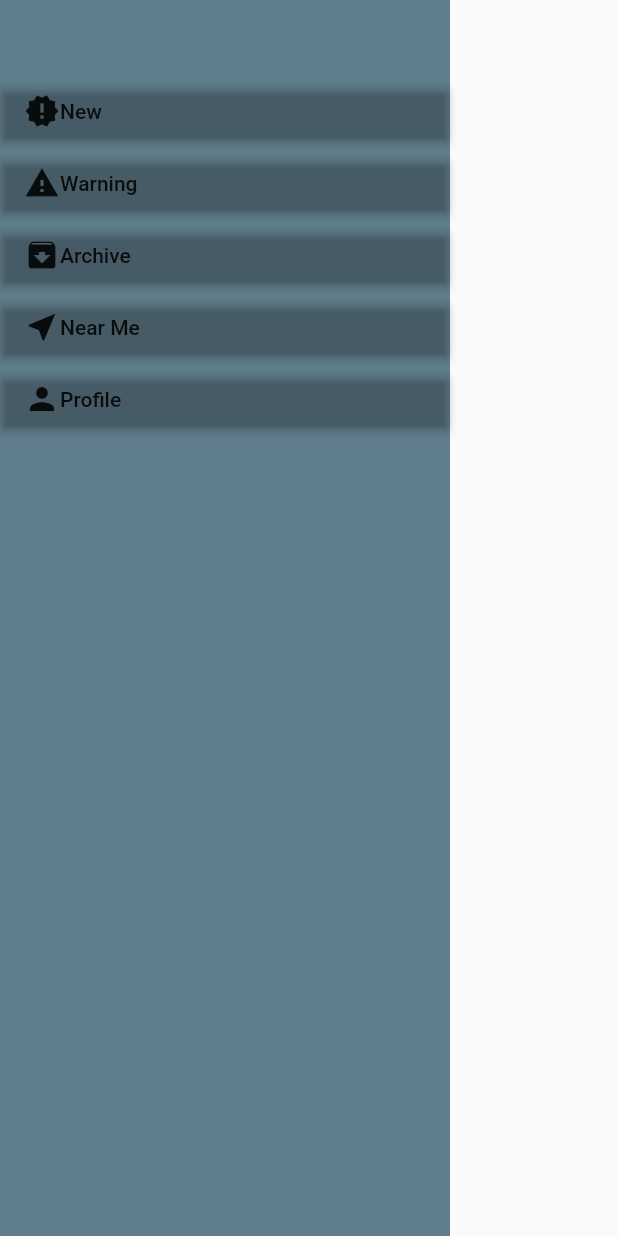
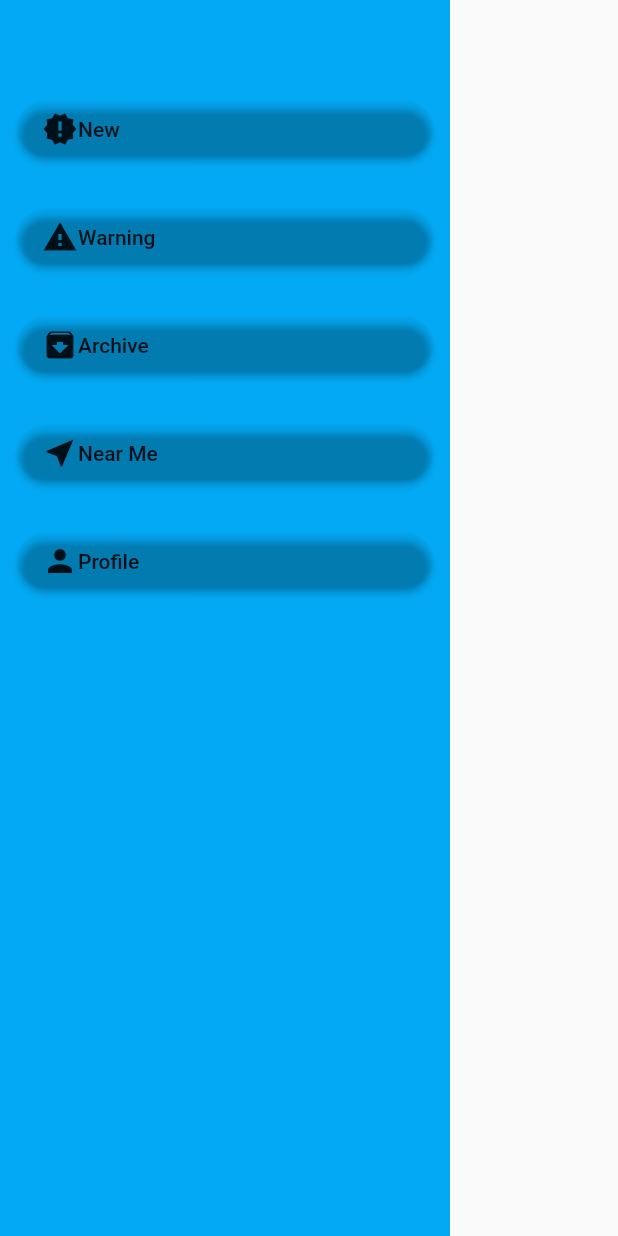
Before and after one commit to H-Zaman/complex_ui_designs, a Flutter app: the MDrawer widget shown alone on an empty page, opened directly, on a phone screen of 412 x 824 dp. Run offline on Flutter 3.47's test engine with Material 2 defaults, Android fonts, the phone set to English and light mode, and no system bars.

Commit message:
3D design complete

```diff
--- a/lib/ui/3d_transition_ui.dart
+++ b/lib/ui/3d_transition_ui.dart
@@ -125,7 +125,7 @@ class MDrawer extends StatelessWidget {
       width: 300,
       height: double.infinity,
       child: Material(
-        color: Colors.blueGrey,
+        color: Colors.lightBlue,
         child: SafeArea(
           //wrap theme > themedata > brigtness  Brightness.dark
           child: Column(
@@ -133,7 +133,10 @@ class MDrawer extends StatelessWidget {
             mainAxisSize: MainAxisSize.max,
             children: <Widget>[
               SizedBox(height: 50,),
-              RaisedButton(
+              Padding(
+                padding: const EdgeInsets.all(12.0),
+                child: RaisedButton(
+                  shape: RoundedRectangleBorder(borderRadius: BorderRadius.circular(20)),
                   color: Colors.transparent,
                   onPressed: (){},
                   child: Row(
@@ -143,7 +146,11 @@ class MDrawer extends StatelessWidget {
                     ],
                   ),
                 ),
-              RaisedButton(
+              ),
+              Padding(
+                padding: const EdgeInsets.all(12.0),
+                child: RaisedButton(
+                  shape: RoundedRectangleBorder(borderRadius: BorderRadius.circular(20)),
                   color: Colors.transparent,
                   onPressed: (){},
                   child: Row(
@@ -153,7 +160,11 @@ class MDrawer extends StatelessWidget {
                     ],
                   ),
                 ),
-              RaisedButton(
+              ),
+              Padding(
+                padding: const EdgeInsets.all(12.0),
+                child: RaisedButton(
+                  shape: RoundedRectangleBorder(borderRadius: BorderRadius.circular(20)),
                   color: Colors.transparent,
                   onPressed: (){},
                   child: Row(
@@ -163,7 +174,11 @@ class MDrawer extends StatelessWidget {
                     ],
                   ),
                 ),
-              RaisedButton(
+              ),
+              Padding(
+                padding: const EdgeInsets.all(12.0),
+                child: RaisedButton(
+                  shape: RoundedRectangleBorder(borderRadius: BorderRadius.circular(20)),
                   color: Colors.transparent,
                   onPressed: (){},
                   child: Row(
@@ -173,7 +188,11 @@ class MDrawer extends StatelessWidget {
                     ],
                   ),
                 ),
-              RaisedButton(
+              ),
+              Padding(
+                padding: const EdgeInsets.all(12.0),
+                child: RaisedButton(
+                  shape: RoundedRectangleBorder(borderRadius: BorderRadius.circular(20)),
                   color: Colors.transparent,
                   onPressed: (){},
                   child: Row(
@@ -181,6 +200,7 @@ class MDrawer extends StatelessWidget {
                       Icon(Icons.person),
                       Text('Profile')
                     ],
+                  ),
                 ),
               )
             ],
```
Lines whose indentation alone changed are shown as unchanged.
